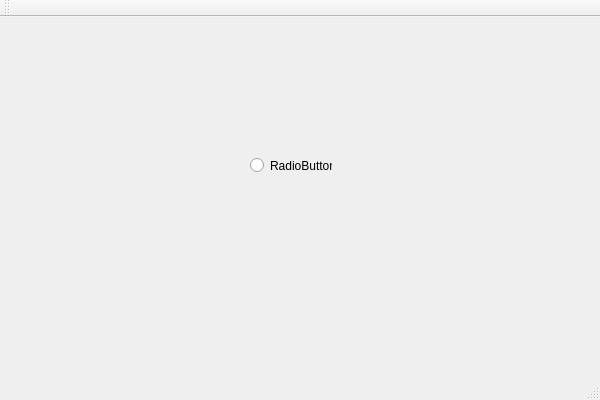
This is heimdall_VS/heimdall_VS/heimdall_VS.ui in tbmt41projekt/heimdall as Qt 5 draws it before an edit. The edited form follows.
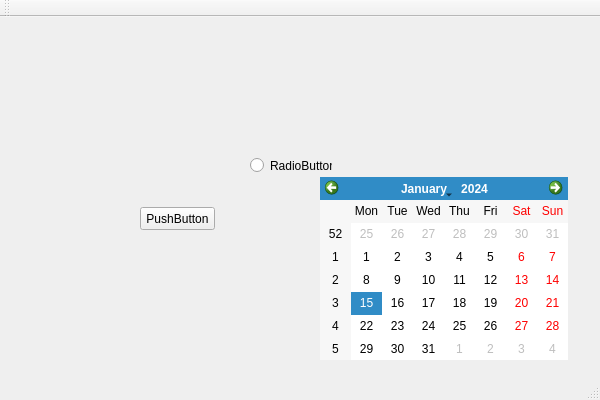
This is the edited form.

The edit to the form file:
```diff
--- a/heimdall_VS/heimdall_VS/heimdall_VS.ui
+++ b/heimdall_VS/heimdall_VS/heimdall_VS.ui
@@ -27,6 +27,29 @@
      <string>RadioButton</string>
     </property>
    </widget>
+   <widget class="QPushButton" name="pushButton">
+    <property name="geometry">
+     <rect>
+      <x>140</x>
+      <y>190</y>
+      <width>75</width>
+      <height>23</height>
+     </rect>
+    </property>
+    <property name="text">
+     <string>PushButton</string>
+    </property>
+   </widget>
+   <widget class="QCalendarWidget" name="calendarWidget">
+    <property name="geometry">
+     <rect>
+      <x>320</x>
+      <y>160</y>
+      <width>248</width>
+      <height>183</height>
+     </rect>
+    </property>
+   </widget>
   </widget>
   <widget class="QMenuBar" name="menuBar">
    <property name="geometry">
```
